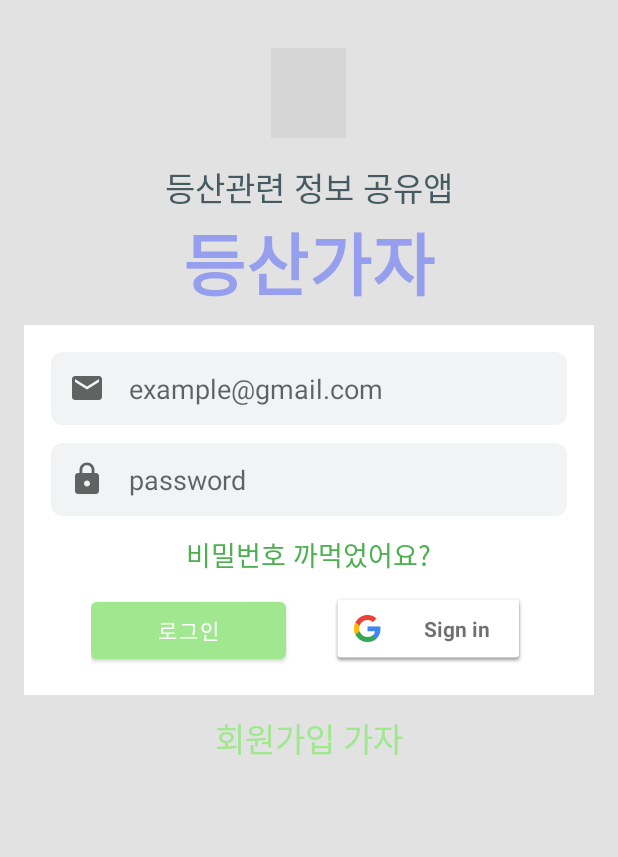
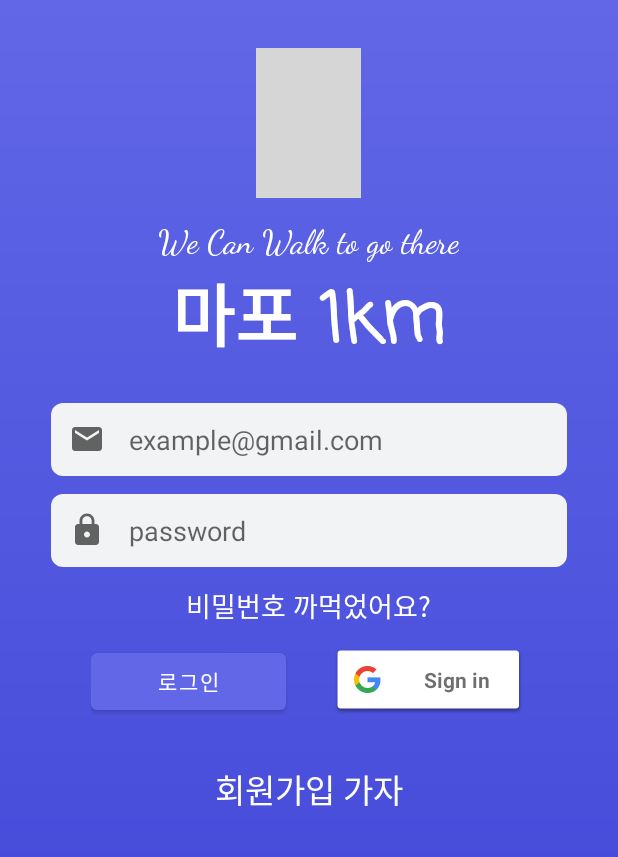
Before and after one commit to mtjin/LandKorea_AndroidApp, an Android app: the screen it shows after launch (LoginActivity), on a phone screen of 412 x 824 dp. Shown: the top 857 px of the screen. Run offline under Robolectric (Android 15) with nearby library versions, the phone set to English and light mode, and no system bars; our stand-ins replace Firebase (no records; nobody signed in at launch, a user with empty details on screens opened directly); grey boxes are pictures that could not be loaded.

Commit message:
디자인 변경

```diff
--- a/MapoGreen/app/build.gradle
+++ b/MapoGreen/app/build.gradle
@@ -55,4 +55,8 @@ dependencies {
     //다음맵
     implementation fileTree(include: ['*.jar'], dir: 'libs')
     implementation files('libs\\libDaumMapAndroid.jar')
+
+    //Circle Menu
+    implementation 'com.ramotion.circlemenu:circle-menu:0.3.2'
+
 }
--- a/MapoGreen/app/src/main/java/com/mtjin/mapogreen/activities/LoginActivity.java
+++ b/MapoGreen/app/src/main/java/com/mtjin/mapogreen/activities/LoginActivity.java
@@ -109,7 +109,7 @@ public class LoginActivity extends AppCompatActivity implements GoogleApiClient.
                             Toast.makeText(LoginActivity.this, "인증 실패하였습니다. 이미 가입된 이메일일수도 있습니다.", Toast.LENGTH_LONG).show();
 
                         } else { //성공했으면 다시 로그인액티비티에서 프로필액티비티로 가게해주면된다.
-                            startActivity(new Intent(LoginActivity.this, MapActivity.class));
+                            startActivity(new Intent(LoginActivity.this, MainActivity.class));
                         }
                     }
                 });
--- /dev/null
+++ b/MapoGreen/app/src/main/res/drawable/bg_main.xml
@@ -0,0 +1,8 @@
+<shape xmlns:android="http://schemas.android.com/apk/res/android" android:shape="rectangle" >
+
+    <gradient
+            android:angle="90"
+            android:endColor="@color/colorPrimary"
+            android:startColor="@color/colorPrimaryDark"
+            android:type="linear" />
+</shape>
--- a/MapoGreen/app/src/main/res/layout/activity_login.xml
+++ b/MapoGreen/app/src/main/res/layout/activity_login.xml
@@ -5,7 +5,7 @@
     android:id="@+id/root_layout"
     android:layout_width="match_parent"
     android:layout_height="match_parent"
-    android:background="#E2E2E2"
+    android:background="@drawable/bg_main"
     android:orientation="vertical"
     android:padding="16dp"
     tools:context=".activities.LoginActivity"
@@ -15,8 +15,8 @@
     <ImageView
         android:layout_marginTop="16dp"
         android:id="@+id/image_view_logo"
-        android:layout_width="50dp"
-        android:layout_height="60dp"
+        android:layout_width="70dp"
+        android:layout_height="100dp"
         android:layout_centerHorizontal="true"
         android:layout_gravity="center"
         android:background="@drawable/ic_logo"
@@ -36,9 +36,9 @@
             android:layout_width="wrap_content"
             android:layout_height="wrap_content"
             android:layout_gravity="center_horizontal"
-            android:text="등산관련 정보 공유앱"
+            android:text="We Can Walk to go there"
             android:textAppearance="@style/TextAppearance.AppCompat.Large"
-            android:textColor="#465A61"
+            android:textColor="@color/colorWhite"
             app:fontFamily="cursive"
             />
 
@@ -46,10 +46,10 @@
             android:layout_width="wrap_content"
             android:layout_height="wrap_content"
             android:layout_gravity="center_horizontal"
-            android:text="등산가자"
+            android:text="마포 1km"
             android:textAllCaps="false"
             android:textAppearance="@style/TextAppearance.AppCompat.Display2"
-            android:textColor="#969EEE"
+            android:textColor="@color/colorWhite"
             android:textStyle="bold"
             android:typeface="monospace"
             app:fontFamily="casual"
@@ -62,7 +62,6 @@
         android:layout_width="match_parent"
         android:layout_height="wrap_content"
         android:layout_below="@id/linearLayout1"
-        android:background="#ffffff"
         android:orientation="vertical"
         android:padding="18dp"
         >
@@ -98,7 +97,7 @@
             android:layout_marginBottom="12dp"
             android:text="비밀번호 까먹었어요?"
             android:textAppearance="@style/TextAppearance.AppCompat.Medium"
-            android:textColor="@color/colorPrimaryDark"
+            android:textColor="@color/colorWhite"
             />
 
         <LinearLayout
@@ -140,7 +139,7 @@
         android:text="회원가입 가자"
         android:textAlignment="center"
         android:textAppearance="@style/TextAppearance.AppCompat.Large"
-        android:textColor="@color/colorPrimary"
+        android:textColor="@color/colorWhite"
         />
 
 
--- a/MapoGreen/app/src/main/res/values/colors.xml
+++ b/MapoGreen/app/src/main/res/values/colors.xml
@@ -1,8 +1,8 @@
 <?xml version="1.0" encoding="utf-8"?>
 <resources>
-    <color name="colorPrimary">#A0E78F</color>
-    <color name="colorPrimaryDark">#4CAF50</color>
-    <color name="colorAccent">#A0E78F</color>
+    <color name="colorPrimary">#6167E6</color>
+    <color name="colorPrimaryDark">#3C42D5</color>
+    <color name="colorAccent">#FF4081</color>
     <color name="colorWhite">#FFFFFF</color>
     <color name="colorRed">#F70000</color>
     <color name="colorBlue">#2196F3</color>
```
Also changed, not shown: MapoGreen/app/src/main/java/com/mtjin/mapogreen/activities/MainActivity.java (+66 -2 lines), MapoGreen/app/src/main/res/drawable/ic_place_black_24dp.xml (added, +9 -0 lines), MapoGreen/app/src/main/res/layout/activity_main.xml (+24 -5 lines), MapoGreen/app/src/main/res/layout/activity_map.xml (+5 -3 lines), MapoGreen/app/src/main/res/values/strings.xml (+15 -0 lines).
